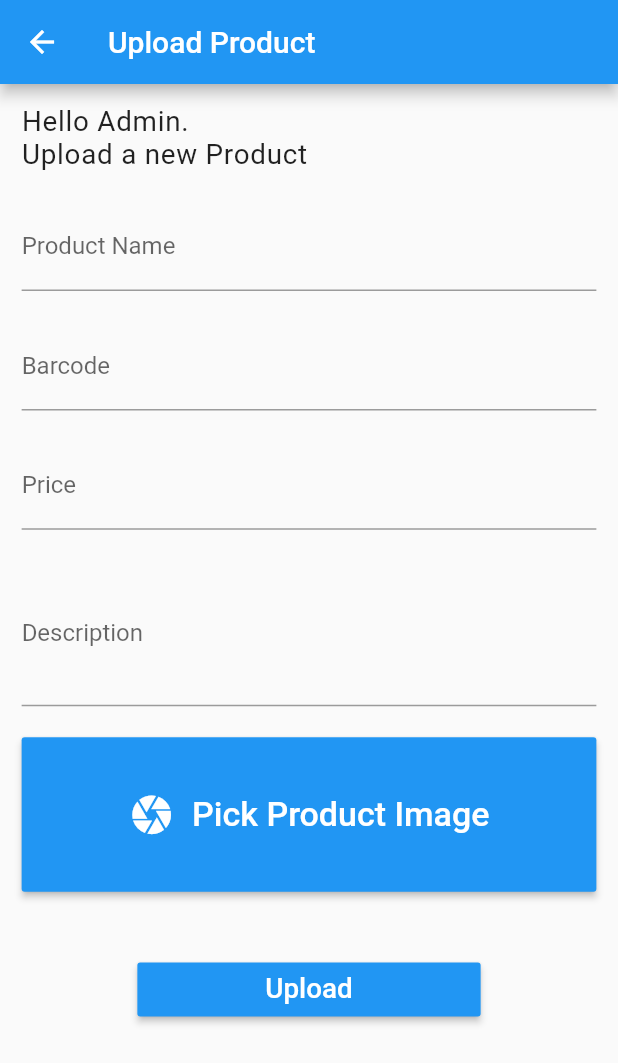
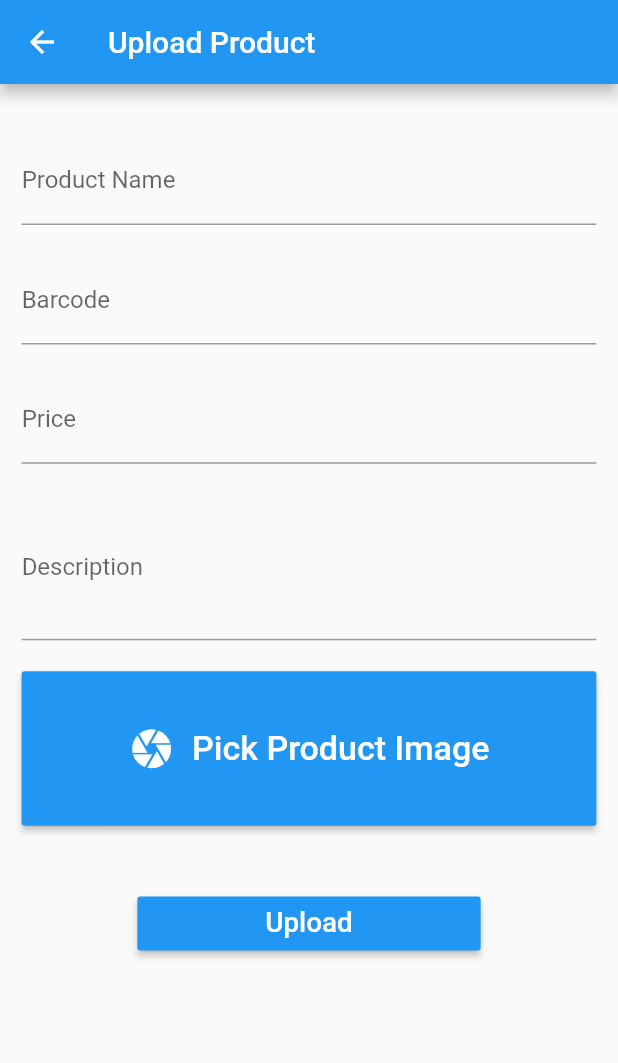
Before and after one commit to hbayazid969/inventory_app, a Flutter app: the CreateProductPage screen opened directly, on a phone screen of 412 x 824 dp. Shown: the top 1063 px of the screen. Run offline on Flutter 3.47's test engine with Material 2 defaults, Android fonts, the phone set to English and light mode, and no system bars; our stand-ins replace dio, flutter_screenutil, get, hive, hive_flutter, image_picker; accounts and stored records are empty; network calls fail.

```diff
--- a/lib/view/pages/bottomnavbar/landing/account_page.dart
+++ b/lib/view/pages/bottomnavbar/landing/account_page.dart
@@ -22,6 +22,9 @@ class _AccountPageState extends State<AccountPage> {
         title: Text('My Account'),
       ),
       body: _accountController.accountData.isNotEmpty ?
+      ListView(
+        shrinkWrap: true,
+        children: [
           Padding(
             padding: const EdgeInsets.all(15.0),
             child: Column(
@@ -46,6 +49,8 @@ class _AccountPageState extends State<AccountPage> {
 
               ],
             ),
+          ),
+        ],
       ): Center(
           child: CircularProgressIndicator()
       ),
--- a/lib/view/pages/bottomnavbar/landing/create_product.dart
+++ b/lib/view/pages/bottomnavbar/landing/create_product.dart
@@ -39,12 +39,6 @@ class _CreateProductPageState extends State<CreateProductPage> {
             child: Column(
               crossAxisAlignment: CrossAxisAlignment.start,
               children: [
-
-                Text("Hello Admin.\nUpload a new Product",style: TextStyle(
-                  fontSize: 18.sp,
-                  letterSpacing: 0.5
-                ),),
-
                 SizedBox(height: 20.h),
                 TextField(
                   decoration: InputDecoration(
@@ -73,7 +67,6 @@ class _CreateProductPageState extends State<CreateProductPage> {
 
                 SizedBox(height: 20.h),
                 TextField(
-                  keyboardType: TextInputType.number,
                   maxLines: 3,
                   decoration: InputDecoration(
                     labelText: 'Description',
--- a/lib/view/pages/bottomnavbar/landing/home_page.dart
+++ b/lib/view/pages/bottomnavbar/landing/home_page.dart
@@ -49,7 +49,7 @@ class _HomePageState extends State<HomePage> {
     return Padding(
             padding:  EdgeInsets.all(15.r),
             child: Container(
-              height: 300.h,
+              height: 335.h,
               decoration: BoxDecoration(
                 color: Colors.white,
                 border: Border.all(
```
Lines whose indentation alone changed are shown as unchanged.
